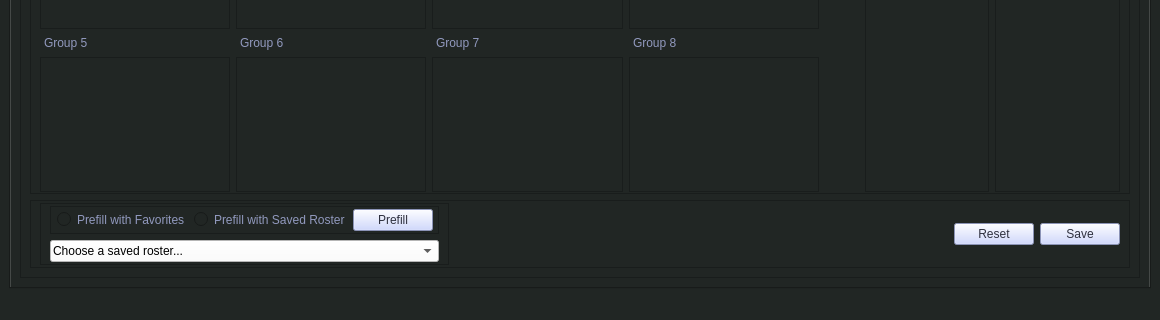
ashleytufo/RaidBuilder, file RaidBuilder/main.ui: the form before one commit; both pictures show x 0 to 1160 and y 617 to 937 of the 1160 by 937 pixel window.
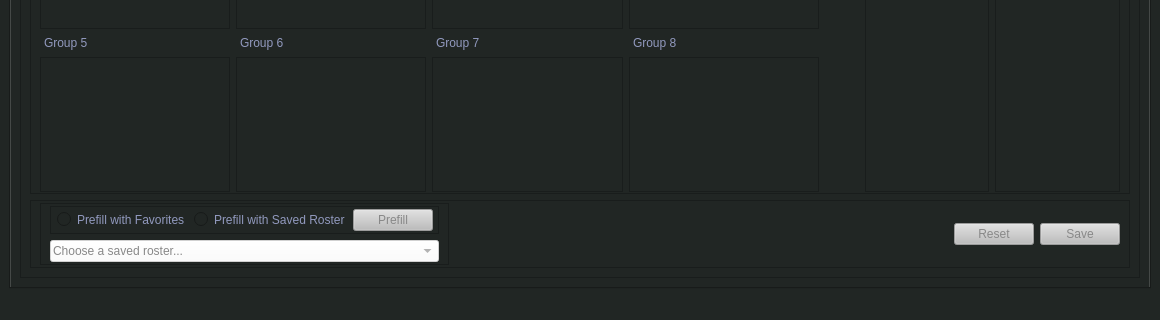
The form after the commit. The open tabs and pages were chosen to show the change. Icons and pictures are not drawn.

What changed in the file:
```diff
--- a/RaidBuilder/main.ui
+++ b/RaidBuilder/main.ui
@@ -35,13 +35,21 @@
     </item>
     <item>
      <widget class="QTabWidget" name="tabWidget">
+      <property name="enabled">
+       <bool>true</bool>
+      </property>
       <property name="styleSheet">
        <string notr="true">QLabel{color: rgb(145, 153, 190);
 padding: 1px;}
-QGroupBox{color: rgb(145, 153, 190);}</string>
+QGroupBox{color: rgb(145, 153, 190);}
+.tank{
+background-color: rgb(199, 156, 110);}</string>
       </property>
       <property name="currentIndex">
-       <number>2</number>
+       <number>1</number>
+      </property>
+      <property name="tabBarAutoHide">
+       <bool>false</bool>
       </property>
       <widget class="QWidget" name="import_signups_tab">
        <attribute name="title">
@@ -348,6 +356,19 @@
        <layout class="QVBoxLayout" name="verticalLayout_3">
         <item>
          <widget class="QFrame" name="buildRoster_frame">
+          <property name="styleSheet">
+           <string notr="true">QPushButton:disabled{background-color: rgb(189, 189, 189);color: rgb(136, 136, 136);}
+QPushButton{background-color: rgb(195, 206, 255);
+color: rgb(46, 48, 62);
+font: 700 10pt &quot;Segoe UI&quot;;}
+QComboBox:disabled{background-color: rgb(189, 189, 189);color: rgb(136, 136, 136);
+}
+QComboBox{background-color: rgb(255, 255, 255);
+font: 9pt &quot;Segoe UI&quot;;
+padding: 2px;
+}
+QLineEdit:disabled{background-color: rgb(189, 189, 189);color: rgb(136, 136, 136);}</string>
+          </property>
           <property name="frameShape">
            <enum>QFrame::StyledPanel</enum>
           </property>
@@ -999,6 +1020,9 @@
                  </property>
                  <item>
                   <widget class="QFrame" name="frame_4">
+                   <property name="enabled">
+                    <bool>true</bool>
+                   </property>
                    <property name="styleSheet">
                     <string notr="true"/>
                    </property>
@@ -1047,11 +1071,12 @@
                      </widget>
                     </item>
                     <item>
-                     <widget class="QPushButton" name="pushButton">
+                     <widget class="QPushButton" name="prefill_roster_btn">
+                      <property name="enabled">
+                       <bool>false</bool>
+                      </property>
                       <property name="styleSheet">
-                       <string notr="true">background-color: rgb(195, 206, 255);
-color: rgb(46, 48, 62);
-font: 700 10pt &quot;Segoe UI&quot;;</string>
+                       <string notr="true"/>
                       </property>
                       <property name="text">
                        <string>Prefill</string>
@@ -1062,7 +1087,10 @@
                   </widget>
                  </item>
                  <item>
-                  <widget class="QComboBox" name="comboBox">
+                  <widget class="QComboBox" name="roster_combo">
+                   <property name="enabled">
+                    <bool>false</bool>
+                   </property>
                    <property name="styleSheet">
                     <string notr="true">background-color: rgb(255, 255, 255);
 font: 9pt &quot;Segoe UI&quot;;
@@ -1096,11 +1124,12 @@
                </spacer>
               </item>
               <item>
-               <widget class="QPushButton" name="pushButton_3">
+               <widget class="QPushButton" name="reset_roster_btn">
+                <property name="enabled">
+                 <bool>false</bool>
+                </property>
                 <property name="styleSheet">
-                 <string notr="true">background-color: rgb(195, 206, 255);
-color: rgb(46, 48, 62);
-font: 700 12pt &quot;Segoe UI&quot;;</string>
+                 <string notr="true"/>
                 </property>
                 <property name="text">
                  <string>Reset</string>
@@ -1108,11 +1137,12 @@
                </widget>
               </item>
               <item>
-               <widget class="QPushButton" name="pushButton_4">
+               <widget class="QPushButton" name="save_roster_btn">
+                <property name="enabled">
+                 <bool>false</bool>
+                </property>
                 <property name="styleSheet">
-                 <string notr="true">background-color: rgb(195, 206, 255);
-color: rgb(46, 48, 62);
-font: 700 12pt &quot;Segoe UI&quot;;</string>
+                 <string notr="true"/>
                 </property>
                 <property name="text">
                  <string>Save</string>
```
Left out of the diff: 40 changed lines with no effect on the pictures.
